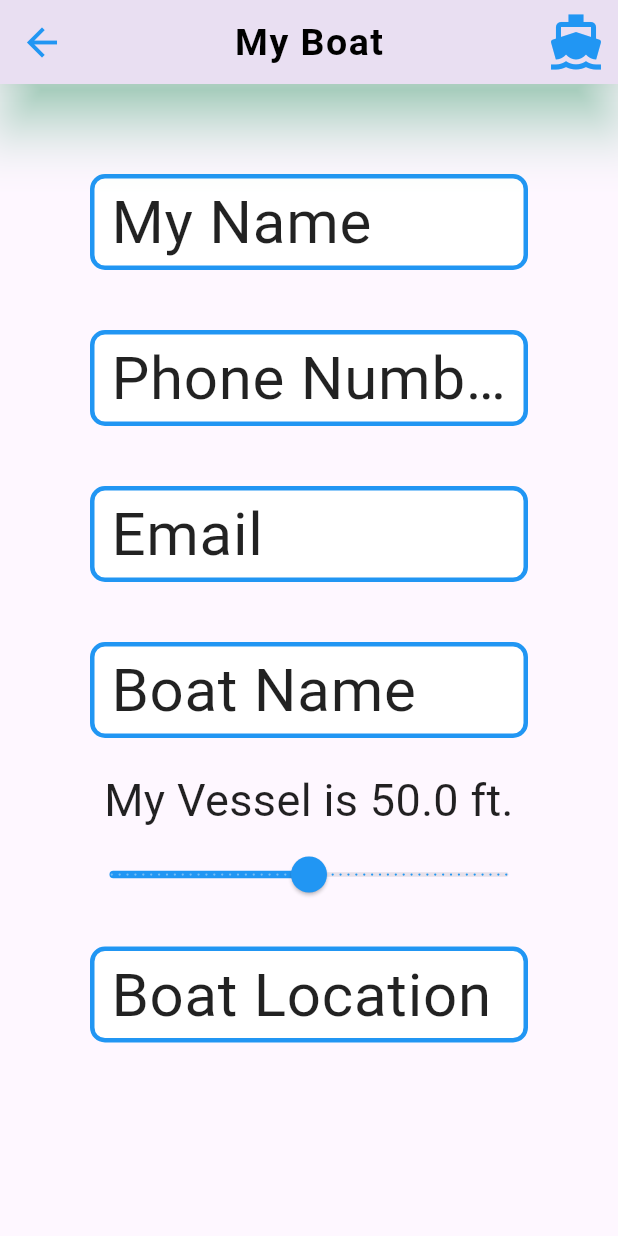
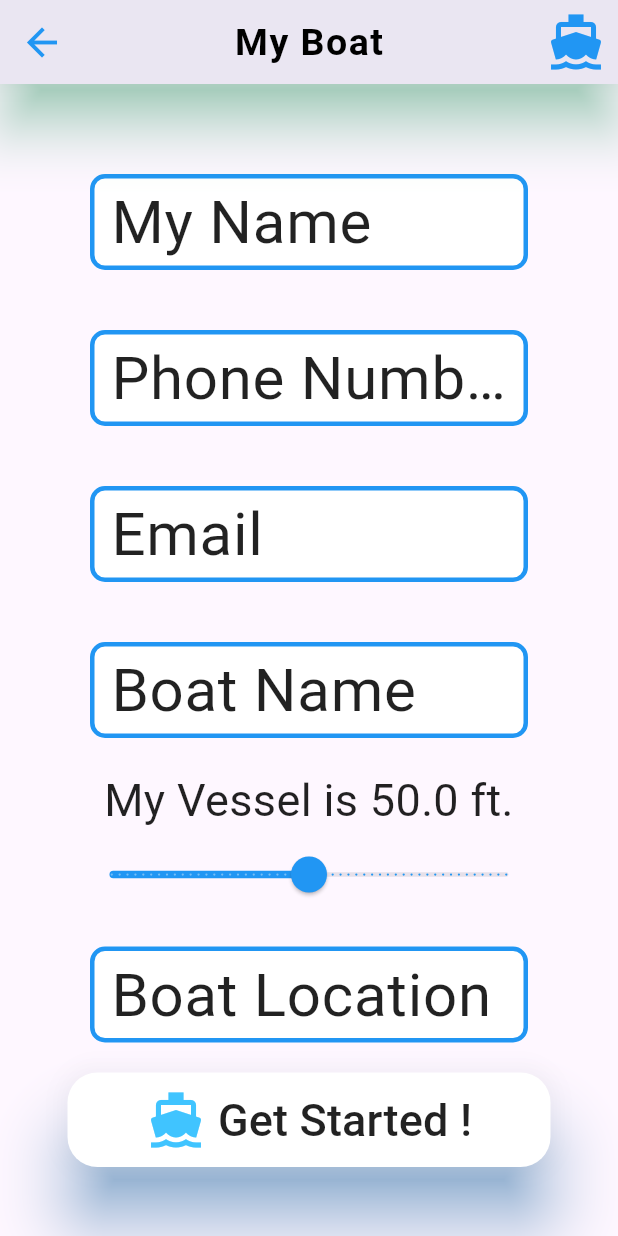
Before and after one commit to gardnerapp/NewportMarineDetailing, a Flutter app: the CreateBoat screen opened by its route, on a phone screen of 412 x 824 dp. Run offline on Flutter 3.47's test engine with Material 3 defaults, Android fonts, the light colour scheme and no system bars.

Commit message:
Design form submit btn

```diff
--- /dev/null
+++ b/lib/components/form_submit_btn.dart
@@ -0,0 +1,35 @@
+import 'package:flutter/material.dart';
+
+class FormSubmitBtn extends StatelessWidget {
+  final String label;
+  final Function() onPressed;
+  final Icon icon;
+
+  const FormSubmitBtn({
+    super.key,
+    required this.label,
+    required this.onPressed,
+    required this.icon});
+
+  @override
+  Widget build(BuildContext context) {
+    return FilledButton.tonalIcon(
+        onPressed: onPressed,
+        icon: icon,
+        label: Text(label,
+          style: const TextStyle(
+            color: Colors.black87,
+            fontSize: 30.0)
+        ),
+      style: ElevatedButton.styleFrom(
+        backgroundColor: Colors.white,
+        shadowColor: Colors.blue,
+        elevation: 20.0,
+        padding: const EdgeInsets.symmetric(vertical: 10.0, horizontal: 50.0),
+        shape: RoundedRectangleBorder(
+            borderRadius: BorderRadius.circular(20.0)
+        ),
+      )
+    );
+  }
+}
--- a/lib/main.dart
+++ b/lib/main.dart
@@ -5,6 +5,8 @@ import 'package:newport_marine/services/wash/wash.dart';
 import 'pages/homepage.dart';
 
 //Todo double check prices on every pages
+// TODO add button for submitting form, save locally on the phone
+
 
 void main() {
   runApp(const MyApp());
@@ -37,6 +39,7 @@ class MyApp extends StatelessWidget {
           ),
         ),
         appBarTheme: const AppBarTheme(
+          color: Colors.white,
           actionsIconTheme: appBarIconTheme,
           iconTheme: appBarIconTheme,
           elevation: 16.0,
--- a/lib/pages/create_boat/create_boat.dart
+++ b/lib/pages/create_boat/create_boat.dart
@@ -1,5 +1,6 @@
 import 'package:flutter/material.dart';
 import 'package:newport_marine/components/customAppBar.dart';
+import 'package:newport_marine/components/form_submit_btn.dart';
 
 import 'boat_text_form.dart';
 
@@ -95,6 +96,13 @@ class _CreateBoatState extends State<CreateBoat> {
                         location = val;
                       });
                     }),
+                FormSubmitBtn(label: "Get Started !",
+                    onPressed: (){},
+                    icon: const Icon(
+                      Icons.directions_boat,
+                      size: 40.0,
+                      color: Colors.lightBlueAccent,),
+                ),
               ]
             )),
       ),
```
